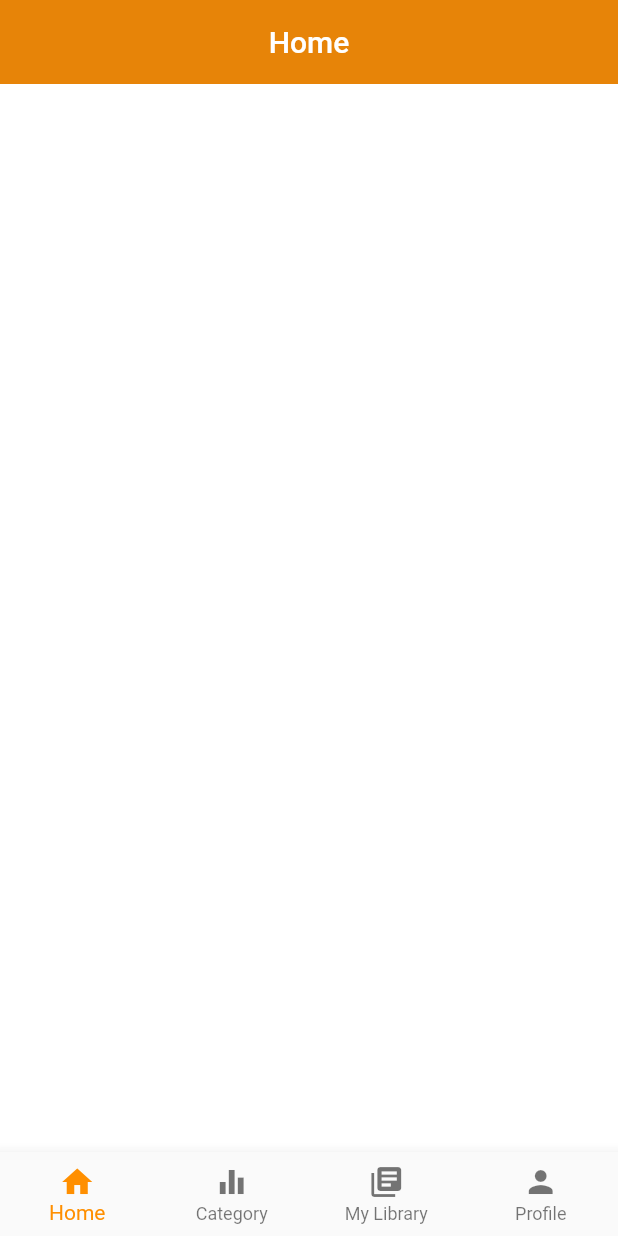
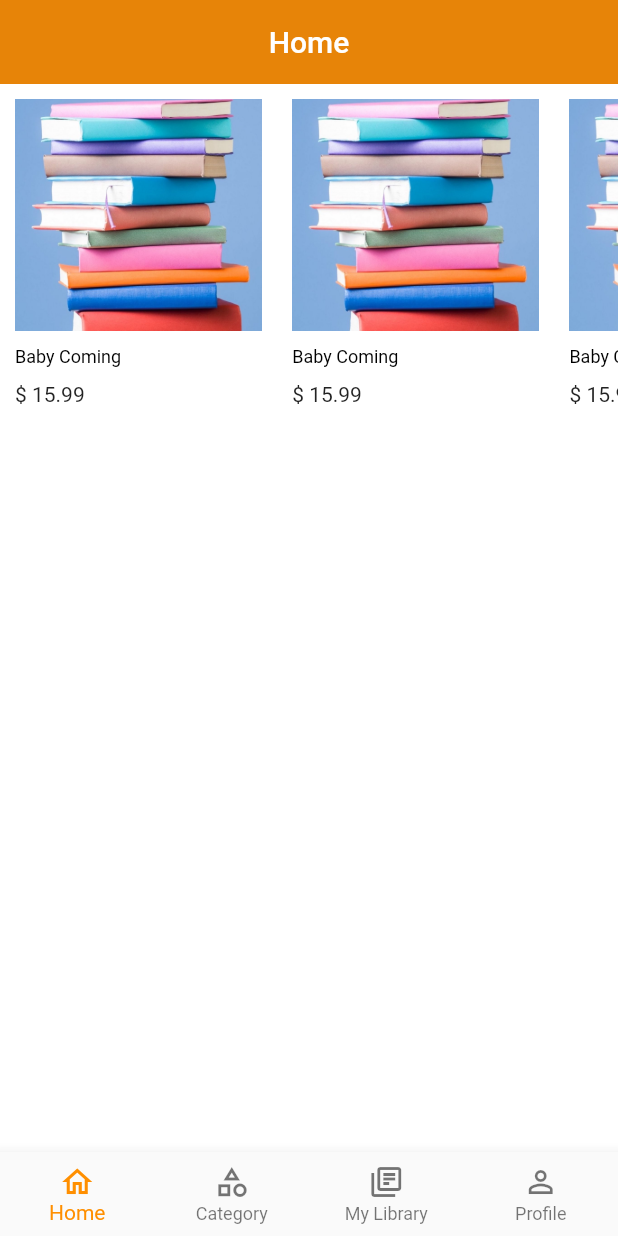
Before and after one commit to Gegham94/book_space, a Flutter app: the NavigationScreen screen opened directly, on a phone screen of 412 x 824 dp. Run offline on Flutter 3.47's test engine with Material 2 defaults, Android fonts, the phone set to English and light mode, and no system bars; our stand-ins replace firebase_auth, firebase_core, firebase_database, flutter_rating_bar, font_awesome_flutter; missing offline and left inert: firebase_auth_web, firebase_core_web; accounts and stored records are empty.

Commit message:
add home page book component

```diff
--- a/lib/app/navigation_screens.dart
+++ b/lib/app/navigation_screens.dart
@@ -36,19 +36,19 @@ class _NavigationScreenState extends State<NavigationScreen> {
         type: BottomNavigationBarType.fixed,
         items: <BottomNavigationBarItem>[
           BottomNavigationBarItem(
-            icon: Icon(Icons.home),
+            icon: Icon(Icons.home_outlined),
             label: 'Home',
           ),
           BottomNavigationBarItem(
-            icon: Icon(Icons.equalizer),
+            icon: Icon(Icons.category_outlined),
             label: 'Category',
           ),
           BottomNavigationBarItem(
-            icon: Icon(Icons.library_books),
+            icon: Icon(Icons.library_books_outlined),
             label: 'My Library',
           ),
           BottomNavigationBarItem(
-            icon: Icon(Icons.person),
+            icon: Icon(Icons.person_outline),
             label: 'Profile',
           ),
         ],
--- a/lib/constants/constants.dart
+++ b/lib/constants/constants.dart
@@ -1,7 +1,7 @@
 import 'package:flutter/cupertino.dart';
 
 const kScaffoldMainPadding =
-    EdgeInsets.symmetric(horizontal: 20.0, vertical: 10.0);
+    EdgeInsets.symmetric(horizontal: 10.0, vertical: 10.0);
 
 double screenHeight(BuildContext context) {
   return MediaQuery.of(context).size.height;
--- a/lib/ui/screens/home/home_screen.dart
+++ b/lib/ui/screens/home/home_screen.dart
@@ -1,12 +1,10 @@
-import 'package:book_space/constants/constants.dart';
+import 'package:book_space/ui/widgets/bs_home_book_component.dart';
 import 'package:book_space/utilities/bs_colors.dart';
 import 'package:book_space/utilities/ui_utilities.dart';
 import 'package:flutter/material.dart';
 
 class HomeScreen extends StatefulWidget {
-  final String? uid;
-
-  const HomeScreen({Key? key, this.uid}) : super(key: key);
+  const HomeScreen({Key? key}) : super(key: key);
 
   @override
   _HomeScreenState createState() => _HomeScreenState();
@@ -23,13 +21,19 @@ class _HomeScreenState extends State<HomeScreen> {
         bgColor: BSColors.mainOrange,
         titleColor: BSColors.screenBackground,
       ),
-      body: SafeArea(
-        child: GestureDetector(
-          onTap: () => FocusManager.instance.primaryFocus?.unfocus(),
-          child: Padding(
-            padding: kScaffoldMainPadding,
-            child: Column(),
-          ),
+      body: Container(
+        child: ListView.builder(
+          itemCount: 5,
+          scrollDirection: Axis.horizontal,
+          itemBuilder: (BuildContext context, int index) {
+            return buildHomeBookComponent(
+              context: context,
+              bookName: 'Baby Coming',
+              bookAuthorName: 'Jon Week',
+              bookInitialRating: 3,
+              bookPrice: 15.99,
+            );
+          },
         ),
       ),
     );
--- /dev/null
+++ b/lib/ui/widgets/bs_home_book_component.dart
@@ -0,0 +1,44 @@
+import 'package:book_space/constants/constants.dart';
+import 'package:flutter/material.dart';
+
+dynamic buildHomeBookComponent({
+  required BuildContext context,
+  required String bookName,
+  required String bookAuthorName,
+  required double bookInitialRating,
+  required double bookPrice,
+}) {
+  final screenSize = MediaQuery.of(context).size;
+  return Padding(
+    padding: kScaffoldMainPadding,
+    child: Column(
+      crossAxisAlignment: CrossAxisAlignment.start,
+      children: [
+        Image(
+          image: AssetImage('assets/images/books.jpeg'),
+          width: screenSize.width * 0.4,
+        ),
+        Padding(padding: EdgeInsets.only(bottom: 10.0)),
+        Container(
+          color: Colors.white,
+          child: Column(
+            crossAxisAlignment: CrossAxisAlignment.start,
+            children: [
+              Text(
+                bookName,
+                style: TextStyle(
+                  fontSize: 12,
+                  color: Colors.black,
+                ),
+              ),
+              Padding(padding: EdgeInsets.only(bottom: 10.0)),
+              Text(
+                '\$ $bookPrice',
+              ),
+            ],
+          ),
+        ),
+      ],
+    ),
+  );
+}
```
Also changed, not shown: 1 other file.
